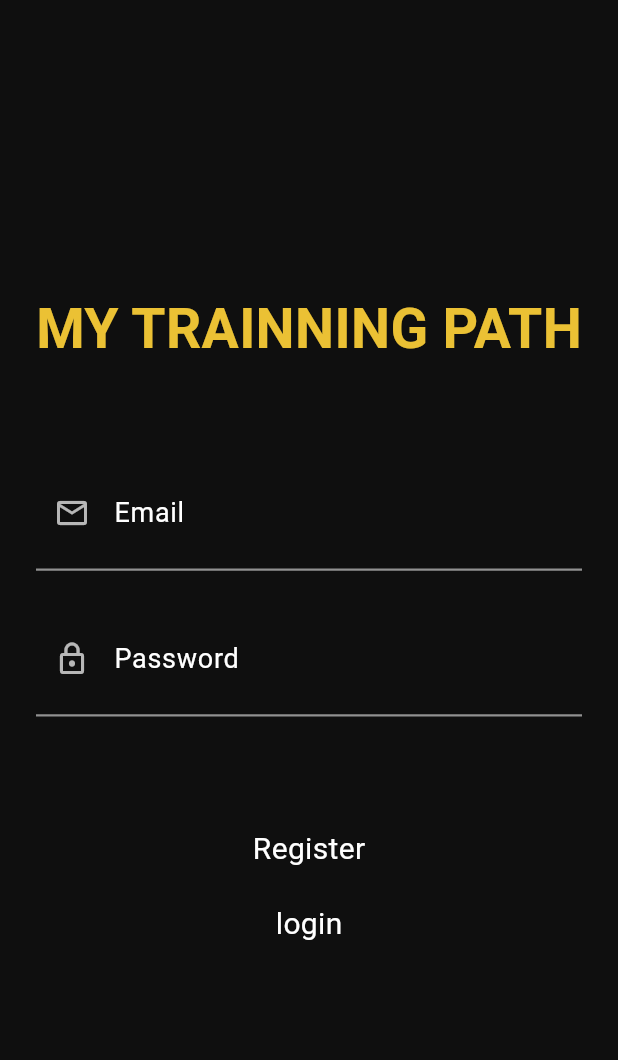
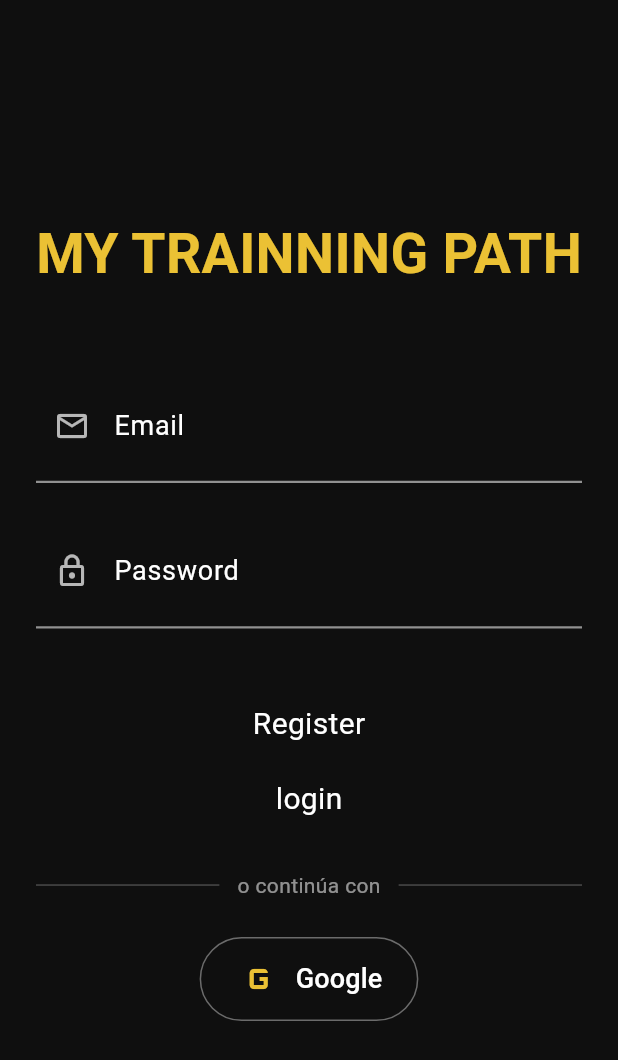
Before and after one commit to Oeaon/my_trainning_path, a Flutter app: the screen it shows after launch, on a phone screen of 412 x 824 dp. Shown: the top 1060 px of the screen. Run offline on Flutter 3.47's test engine with Material 3 defaults, Android fonts, the phone set to English and light mode, and no system bars; our stand-ins replace firebase_auth, firebase_core, google_sign_in, shared_preferences; accounts and stored records are empty; Roboto replaces fonts that are missing (GrindAndDeath).

Commit message:
Account creation with Google added.

```diff
--- a/lib/view/login_screen.dart
+++ b/lib/view/login_screen.dart
@@ -51,7 +51,6 @@ class _LoginScreenState extends State<LoginScreen> {
     }
   }
 
-  // --- ACCIÓN BOTÓN LOGIN ---
   void _onLoginPressed() async {
     await _saveEmail();
 
@@ -66,17 +65,36 @@ class _LoginScreenState extends State<LoginScreen> {
     if (!mounted) return;
 
     if (success) {
-      // NAVEGA A LA NUEVA PANTALLA (HOME) Y ELIMINA EL LOGIN DEL STACK
       Navigator.pushReplacement(
         context,
         MaterialPageRoute(builder: (_) => const HomeScreen()),
       );
     } else {
-      // Muestra el mensaje de error si las credenciales son incorrectas
       ScaffoldMessenger.of(context).showSnackBar(
         SnackBar(
           backgroundColor: Colors.redAccent,
           content: Text(authViewModel.errorMessage ?? 'Error al iniciar sesión'),
+        ),
+      );
+    }
+  }
+
+  void _onGoogleLoginPressed() async {
+    final authViewModel = context.read<AuthViewModel>();
+    final success = await authViewModel.loginWithGoogle();
+
+    if (!mounted) return;
+
+    if (success) {
+      Navigator.pushReplacement(
+        context,
+        MaterialPageRoute(builder: (_) => const HomeScreen()),
+      );
+    } else if (authViewModel.errorMessage != null) {
+      ScaffoldMessenger.of(context).showSnackBar(
+        SnackBar(
+          backgroundColor: Colors.redAccent,
+          content: Text(authViewModel.errorMessage!),
         ),
       );
     }
@@ -114,15 +132,15 @@ class _LoginScreenState extends State<LoginScreen> {
                       ),
                     ),
 
-                    SizedBox(height: screenHeight * 0.07),
+                    SizedBox(height: screenHeight * 0.06),
 
                     _buildTextField('Email', Icons.email_outlined, _emailController),
                     SizedBox(height: screenHeight * 0.025),
                     _buildTextField('Password', Icons.lock_outline, _passwordController, isObscure: true),
 
-                    SizedBox(height: screenHeight * 0.09),
+                    SizedBox(height: screenHeight * 0.06),
 
-                    // BOTÓN NAVEGAR A REGISTRO
+                    // BOTÓN REGISTER
                     InkWell(
                       onTap: () {
                         Navigator.push(
@@ -142,6 +160,39 @@ class _LoginScreenState extends State<LoginScreen> {
                             onTap: _onLoginPressed,
                             child: const Text('login', style: TextStyle(color: Colors.white, fontSize: 20)),
                           ),
+
+                    SizedBox(height: screenHeight * 0.04),
+
+                    // SEPARADOR Y OPCIÓN GOOGLE
+                    const Row(
+                      children: [
+                        Expanded(child: Divider(color: Colors.white24)),
+                        Padding(
+                          padding: EdgeInsets.symmetric(horizontal: 12),
+                          child: Text('o continúa con', style: TextStyle(color: Colors.white54, fontSize: 14)),
+                        ),
+                        Expanded(child: Divider(color: Colors.white24)),
+                      ],
+                    ),
+
+                    SizedBox(height: screenHeight * 0.03),
+
+                    // BOTÓN CONTINUAR CON GOOGLE
+                    OutlinedButton.icon(
+                      onPressed: authViewModel.isLoading ? null : _onGoogleLoginPressed,
+                      style: OutlinedButton.styleFrom(
+                        side: const BorderSide(color: Colors.white38),
+                        padding: const EdgeInsets.symmetric(horizontal: 24, vertical: 12),
+                        shape: RoundedRectangleBorder(
+                          borderRadius: BorderRadius.circular(30),
+                        ),
+                      ),
+                      icon: const Icon(Icons.g_mobiledata, color: _customYellow, size: 32),
+                      label: const Text(
+                        'Google',
+                        style: TextStyle(color: Colors.white, fontSize: 18),
+                      ),
+                    ),
                   ],
                 ),
               ),
--- a/pubspec.yaml
+++ b/pubspec.yaml
@@ -13,6 +13,7 @@ dependencies:
   shared_preferences: ^2.5.5
   firebase_auth: ^6.5.6
   provider: ^6.1.5+1
+  google_sign_in: ^7.2.0
 
 dev_dependencies:
   flutter_test:
```
Also changed, not shown: lib/core/services/auth_service.dart (+27 -4 lines), lib/view-model/auth_viewmodel.dart (+21 -5 lines), pubspec.lock, 2 other files.
